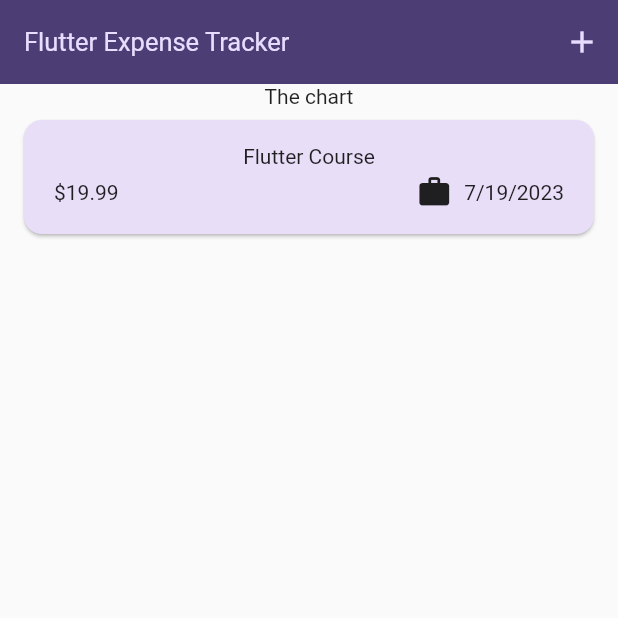
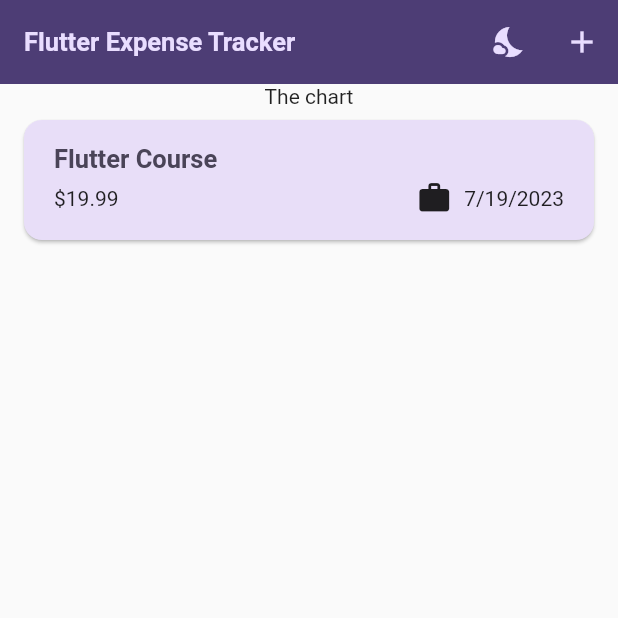
Before and after one commit to wtwente20/Flutter-Expense-Tracker, a Flutter app: the screen it shows after launch, on a phone screen of 412 x 824 dp, the top half of it. Run offline on Flutter 3.47's test engine with Material 2 defaults, Android fonts, the phone set to English and light mode, and no system bars.

Commit message:
incorporated theme data, added dark mode theme based on system preferences, added button to switch themes

```diff
--- a/lib/main.dart
+++ b/lib/main.dart
@@ -2,12 +2,68 @@ import 'package:expense_tracker/widgets/expenses.dart';
 import 'package:flutter/material.dart';
 
 var kColorScheme = ColorScheme.fromSeed(
-  seedColor: Color.fromARGB(255, 96, 59, 181),
+  seedColor: const Color.fromARGB(255, 96, 59, 181),
+);
+
+var kDarkColorScheme = ColorScheme.fromSeed(
+  brightness: Brightness.dark,
+  seedColor: const Color.fromARGB(255, 5, 99, 125),
 );
 
 void main() {
-  runApp(
-    MaterialApp(
+  runApp(ExpenseTracker());
+}
+
+class ExpenseTracker extends StatefulWidget {
+  @override
+  _ExpenseTrackerState createState() => _ExpenseTrackerState();
+}
+
+class _ExpenseTrackerState extends State<ExpenseTracker> {
+  ThemeMode _themeMode = ThemeMode.system;
+
+  void _switchTheme() {
+    setState(() {
+      // switch between light and dark theme
+      if (_themeMode == ThemeMode.dark) {
+        _themeMode = ThemeMode.light;
+      } else {
+        _themeMode = ThemeMode.dark;
+      }
+    });
+  }
+
+  @override
+  Widget build(BuildContext context) {
+    return MaterialApp(
+      darkTheme: ThemeData.dark().copyWith(
+        useMaterial3: true,
+        colorScheme: kDarkColorScheme,
+        appBarTheme: const AppBarTheme().copyWith(
+          backgroundColor: kDarkColorScheme.onPrimaryContainer,
+          foregroundColor: kDarkColorScheme.primaryContainer,
+        ),
+        cardTheme: const CardTheme().copyWith(
+          color: kDarkColorScheme.secondaryContainer,
+          margin: const EdgeInsets.symmetric(
+            horizontal: 16,
+            vertical: 8,
+          ),
+        ),
+        elevatedButtonTheme: ElevatedButtonThemeData(
+          style: ElevatedButton.styleFrom(
+            backgroundColor: kDarkColorScheme.primaryContainer,
+            foregroundColor: kDarkColorScheme.onPrimaryContainer,
+          ),
+        ),
+        textTheme: ThemeData().textTheme.copyWith(
+              titleLarge: TextStyle(
+                fontWeight: FontWeight.bold,
+                color: kDarkColorScheme.onSecondaryContainer,
+                fontSize: 17,
+          ),
+        ),
+      ),
       theme: ThemeData().copyWith(
         useMaterial3: true,
         colorScheme: kColorScheme,
@@ -29,13 +85,17 @@ void main() {
         ),
         textTheme: ThemeData().textTheme.copyWith(
               titleLarge: TextStyle(
-                fontWeight: FontWeight.normal,
+                fontWeight: FontWeight.bold,
                 color: kColorScheme.onSecondaryContainer,
                 fontSize: 17,
               ),
             ),
       ),
-      home: const Expenses(),
-    ),
-  );
+      themeMode: _themeMode,
+      home: Expenses(
+          themeMode: _themeMode,
+          onThemeChanged: _switchTheme,
+        ),
+      );
+  }
 }
--- a/lib/widgets/expenses.dart
+++ b/lib/widgets/expenses.dart
@@ -4,7 +4,14 @@ import 'package:expense_tracker/widgets/new_expense.dart';
 import 'package:flutter/material.dart';
 
 class Expenses extends StatefulWidget {
-  const Expenses({super.key});
+  final ThemeMode themeMode;
+  final VoidCallback onThemeChanged;
+
+  const Expenses({
+    super.key,
+    required this.themeMode,
+    required this.onThemeChanged,
+  });
 
   @override
   State<Expenses> createState() {
@@ -75,6 +82,10 @@ class _ExpensesState extends State<Expenses> {
         title: const Text('Flutter Expense Tracker'),
         actions: [
           IconButton(
+            icon: Icon(widget.themeMode == ThemeMode.dark ? Icons.wb_sunny : Icons.nights_stay),
+            onPressed: widget.onThemeChanged,
+          ),
+          IconButton(
             onPressed: _openAddExpenseOverlay,
             icon: Icon(Icons.add),
           )
--- a/lib/widgets/expenses_list/expense_item.dart
+++ b/lib/widgets/expenses_list/expense_item.dart
@@ -15,8 +15,12 @@ class ExpenseItem extends StatelessWidget {
           vertical: 16,
         ),
         child: Column(
+          crossAxisAlignment: CrossAxisAlignment.start,
           children: [
-            Text(expense.title),
+            Text(
+              expense.title,
+              style: Theme.of(context).textTheme.titleLarge,
+            ),
             const SizedBox(
               height: 4,
             ),
--- a/lib/widgets/expenses_list/expenses_list.dart
+++ b/lib/widgets/expenses_list/expenses_list.dart
@@ -4,7 +4,8 @@ import 'package:flutter/material.dart';
 import '../../models/expense.dart';
 
 class ExpensesList extends StatelessWidget {
-  const ExpensesList({super.key, required this.expenses, required this.onRemoveExpense});
+  const ExpensesList(
+      {super.key, required this.expenses, required this.onRemoveExpense});
 
   final List<Expense> expenses;
   final void Function(Expense expense) onRemoveExpense;
@@ -15,6 +16,10 @@ class ExpensesList extends StatelessWidget {
       itemCount: expenses.length,
       itemBuilder: (context, index) => Dismissible(
         key: ValueKey(expenses[index]),
+        background: Container(
+          color: Theme.of(context).colorScheme.error.withOpacity(0.75),
+          margin: EdgeInsets.symmetric(horizontal: Theme.of(context).cardTheme.margin!.horizontal),
+        ),
         onDismissed: (direction) {
           onRemoveExpense(expenses[index]);
         },
```
